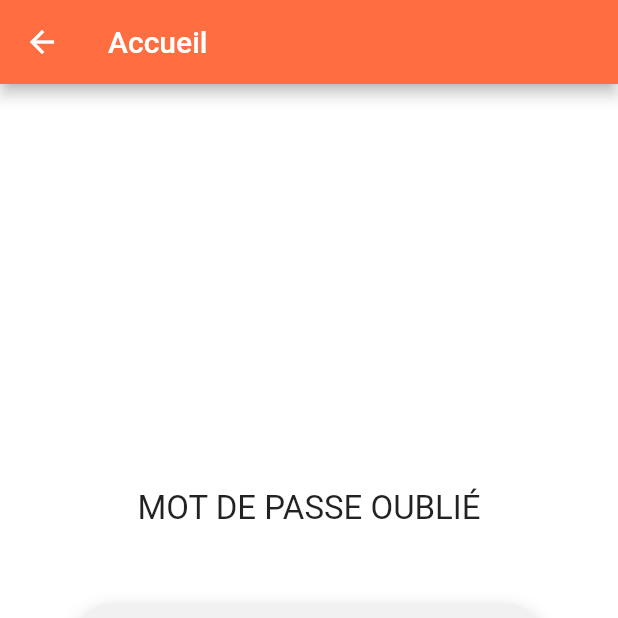
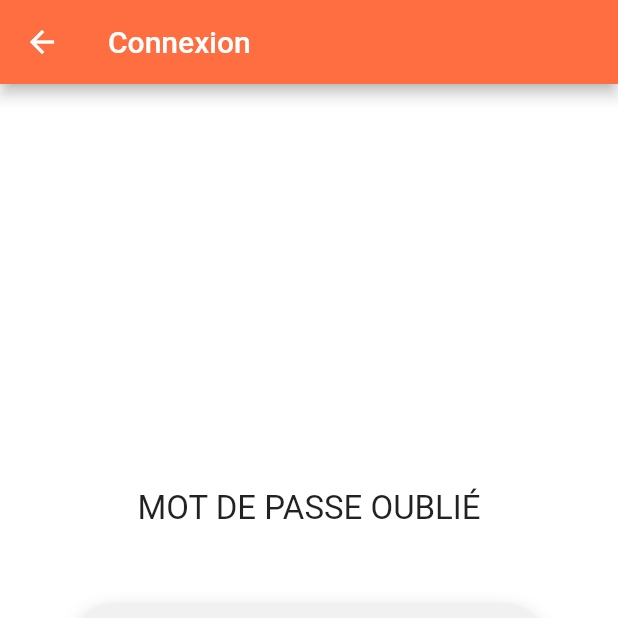
Before and after one commit to houdja/connexion, a Flutter app: the screen it shows after launch, after a tap on "MOT DE PASSE OUBLIÉ", on a phone screen of 412 x 824 dp, the top half of it. Run offline on Flutter 3.47's test engine with Material 2 defaults, Android fonts, the phone set to English and light mode, and no system bars; our stand-ins replace font_awesome_flutter; Roboto replaces fonts that are missing (Maven Pro).

```diff
--- a/lib/Mybutton.dart
+++ b/lib/Mybutton.dart
@@ -2,15 +2,15 @@ import 'package:flutter/material.dart';
 
 class Mybutton extends StatelessWidget {
   String text;
-  double marge;
+  double topMarge;
   Widget route;
 
-  Mybutton(this.text, this.marge, this.route);
+  Mybutton(this.text, this.topMarge, this.route);
 
   @override
   Widget build(BuildContext context) {
     return Container(
-      margin: EdgeInsets.only(top: marge),
+      margin: EdgeInsets.only(top: topMarge),
       decoration: BoxDecoration(
         color: Colors.deepOrangeAccent,
         borderRadius: BorderRadius.circular(50),
--- a/lib/main.dart
+++ b/lib/main.dart
@@ -41,7 +41,7 @@ class _RegisterState extends State<Register> {
     return Container(
       decoration: BoxDecoration(
         borderRadius: BorderRadius.circular(50),
-        color: Color(0xfff1f1f1),
+        color: Colors.black,
         boxShadow: [
           BoxShadow(
             color: Colors.black.withOpacity(0.3),
@@ -54,7 +54,7 @@ class _RegisterState extends State<Register> {
       padding: EdgeInsets.all(12.5),
       child: Icon(
         i,
-        color: Colors.black,
+        color: Colors.white,
         size: 22,
       ),
     );
@@ -82,15 +82,15 @@ class _RegisterState extends State<Register> {
                     ),
                   ),
                 ),
-                Myrow(FontAwesomeIcons.user, 'Jhon'),
+                Myrow(FontAwesomeIcons.user, 'Identifiant'),
                 Myrow(FontAwesomeIcons.key, 'Mot de passe'),
+                Mybutton("Connexion", 20, Accueil()),
               ],
             ),
-            Mybutton("Connexion", 0, Accueil()),
             Column(
               children: [
                 Container(
-                  margin: EdgeInsets.only(bottom: 30),
+                  margin: EdgeInsets.only(bottom: 40),
                   child: Text(
                     'Connectez vous avec'.toUpperCase(),
                     style: TextStyle(
@@ -100,10 +100,10 @@ class _RegisterState extends State<Register> {
                   ),
                 ),
                 Row(
-                  mainAxisAlignment: MainAxisAlignment.spaceEvenly,
+                  mainAxisAlignment: MainAxisAlignment.spaceAround,
                   children: [
                     socialIcon(FontAwesomeIcons.google),
-                    socialIcon(FontAwesomeIcons.facebook),
+                    socialIcon(FontAwesomeIcons.facebookF),
                     socialIcon(FontAwesomeIcons.instagram),
                   ],
                 )
--- a/lib/pages/accueil.dart
+++ b/lib/pages/accueil.dart
@@ -7,10 +7,6 @@ class Accueil extends StatelessWidget {
   @override
   Widget build(BuildContext context) {
     return Scaffold(
-      appBar: AppBar(
-        title: const Text('Accueil'),
-        backgroundColor: Colors.deepOrangeAccent,
-      ),
       body: Center(
         child: Text(
           "Bonjour $username",
--- a/lib/pages/inscription.dart
+++ b/lib/pages/inscription.dart
@@ -11,7 +11,7 @@ class Inscription extends StatelessWidget {
   Widget build(BuildContext context) {
     return Scaffold(
       appBar: AppBar(
-        title: const Text('Inscription'),
+        title: const Text('Connexion'),
         backgroundColor: Colors.deepOrangeAccent,
       ),
       body: Padding(
--- a/lib/pages/motdepasse.dart
+++ b/lib/pages/motdepasse.dart
@@ -11,7 +11,7 @@ class Password extends StatelessWidget {
   Widget build(BuildContext context) {
     return Scaffold(
       appBar: AppBar(
-        title: const Text('Accueil'),
+        title: const Text('Connexion'),
         backgroundColor: Colors.deepOrangeAccent,
       ),
       body: Padding(
```
